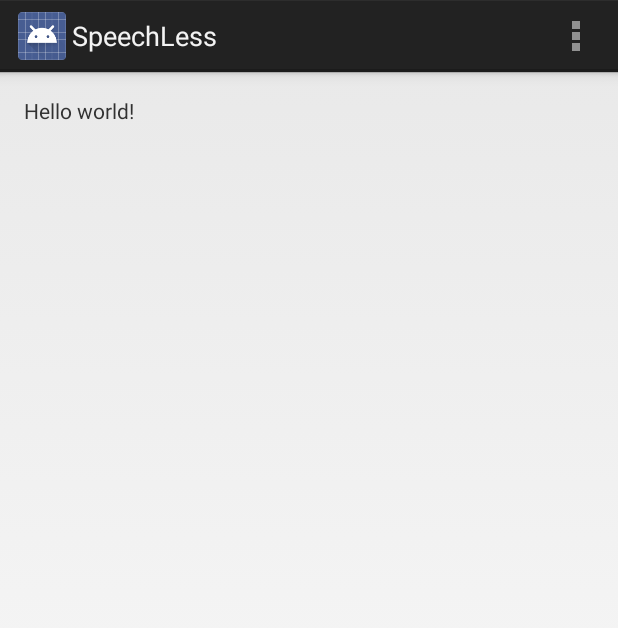
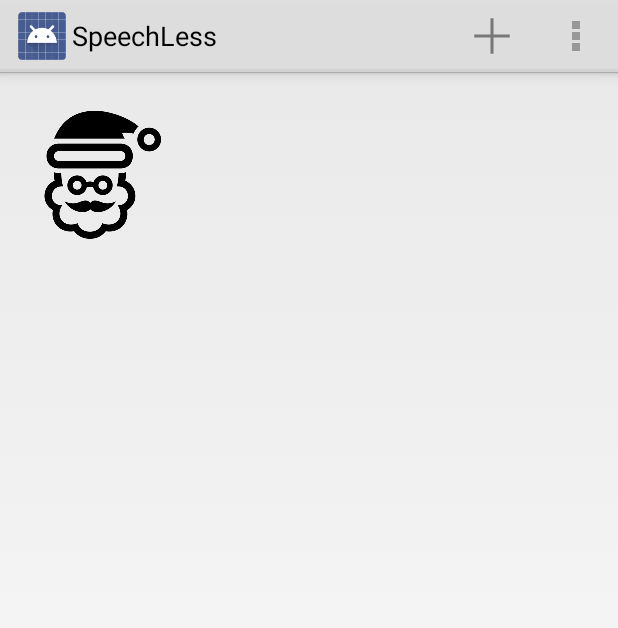
Before and after one commit to Tobii42/SpeechLess, an Android app: the screen it shows after launch (MainActivity), on a phone screen of 412 x 824 dp. Shown: the top 628 px of the screen. Run offline under Robolectric (Android 15) with nearby library versions, the phone set to English and light mode, and no system bars.

Commit message:
Prepared some architecture style of the app
Just first tests

```diff
--- /dev/null
+++ b/SpeechLess/app/src/main/java/de/ol/speechless/model/Item.java
@@ -0,0 +1,7 @@
+package de.ol.speechless.model;
+
+/**
+ * Created by Tobias on 01.03.14.
+ */
+public class Item {
+}
--- /dev/null
+++ b/SpeechLess/app/src/main/java/de/ol/speechless/model/ItemList.java
@@ -0,0 +1,7 @@
+package de.ol.speechless.model;
+
+/**
+ * Created by Tobias on 01.03.14.
+ */
+public class ItemList {
+}
--- /dev/null
+++ b/SpeechLess/app/src/main/java/de/ol/speechless/util/DataHelper.java
@@ -0,0 +1,7 @@
+package de.ol.speechless.util;
+
+/**
+ * Created by Tobias on 01.03.14.
+ */
+public class DataHelper {
+}
--- a/SpeechLess/app/src/main/res/layout/activity_main.xml
+++ b/SpeechLess/app/src/main/res/layout/activity_main.xml
@@ -1,16 +1,36 @@
 <RelativeLayout xmlns:android="http://schemas.android.com/apk/res/android"
     xmlns:tools="http://schemas.android.com/tools"
-    android:layout_width="match_parent"
-    android:layout_height="match_parent"
+    android:layout_width="wrap_content"
+    android:layout_height="wrap_content"
     android:paddingLeft="@dimen/activity_horizontal_margin"
     android:paddingRight="@dimen/activity_horizontal_margin"
     android:paddingTop="@dimen/activity_vertical_margin"
     android:paddingBottom="@dimen/activity_vertical_margin"
     tools:context="de.ol.speechless.app.MainActivity">
 
-    <TextView
-        android:text="@string/hello_world"
+
+    <ScrollView
         android:layout_width="wrap_content"
-        android:layout_height="wrap_content" />
+        android:layout_height="wrap_content"
+        android:id="@+id/scrollView">
+
+        <GridLayout
+            android:layout_width="fill_parent"
+            android:layout_height="fill_parent"
+            android:columnCount="5">
+
+            <ImageButton
+                android:layout_width="wrap_content"
+                android:layout_height="wrap_content"
+                android:id="@+id/imageButton"
+                android:layout_alignParentTop="true"
+                android:layout_alignParentLeft="true"
+                android:layout_alignParentStart="true"
+                android:background="@drawable/santa_claus"
+                android:layout_margin="@dimen/icon_horizontal_margin"
+                android:layout_gravity="left|top" />
+
+        </GridLayout>
+    </ScrollView>
 
 </RelativeLayout>
--- a/SpeechLess/app/src/main/res/menu/main.xml
+++ b/SpeechLess/app/src/main/res/menu/main.xml
@@ -1,6 +1,12 @@
 <menu xmlns:android="http://schemas.android.com/apk/res/android"
     xmlns:tools="http://schemas.android.com/tools"
     tools:context="de.ol.speechless.app.MainActivity" >
+
+    <item android:id="@+id/action_settings"
+        android:title="@string/action_new_item"
+        android:icon="@drawable/ic_action_new"
+        android:orderInCategory="100"
+        android:showAsAction="ifRoom" />
 
     <item android:id="@+id/action_settings"
         android:title="@string/action_settings"
--- a/SpeechLess/app/src/main/res/values/dimens.xml
+++ b/SpeechLess/app/src/main/res/values/dimens.xml
@@ -1,6 +1,6 @@
 <resources>
     <!-- Default screen margins, per the Android Design guidelines. -->
     <dimen name="activity_horizontal_margin">16dp</dimen>
-    <dimen name="activity_vertical_margin">16dp</dimen>
+    <dimen name="activity_vertical_margin">16dp</dimen><dimen name="icon_horizontal_margin">10dp</dimen>
 
     </resources>
--- a/SpeechLess/app/src/main/res/values/strings.xml
+++ b/SpeechLess/app/src/main/res/values/strings.xml
@@ -4,5 +4,6 @@
     <string name="app_name">SpeechLess</string>
     <string name="hello_world">Hello world!</string>
     <string name="action_settings">Settings</string>
+    <string name="action_new_item">New Item</string>
 
 </resources>
--- a/SpeechLess/app/src/main/res/values/styles.xml
+++ b/SpeechLess/app/src/main/res/values/styles.xml
@@ -1,7 +1,7 @@
 <resources>
 
     <!-- Base application theme. -->
-    <style name="AppTheme" parent="android:Theme.Holo.Light.DarkActionBar">
+    <style name="AppTheme" parent="android:Theme.Holo.Light">
         <!-- Customize your theme here. -->
     </style>
 
```
Also changed, not shown: SpeechLess/app/src/main/res/drawable-hdpi/ic_action_new.png (added), SpeechLess/app/src/main/res/drawable-mdpi/ic_action_new.png (added), SpeechLess/app/src/main/res/drawable-xhdpi/ic_action_new.png (added), SpeechLess/app/src/main/res/drawable-xxhdpi/ic_action_new.png (added), SpeechLess/app/src/main/res/drawable-xxhdpi/santa_claus.png (added).
